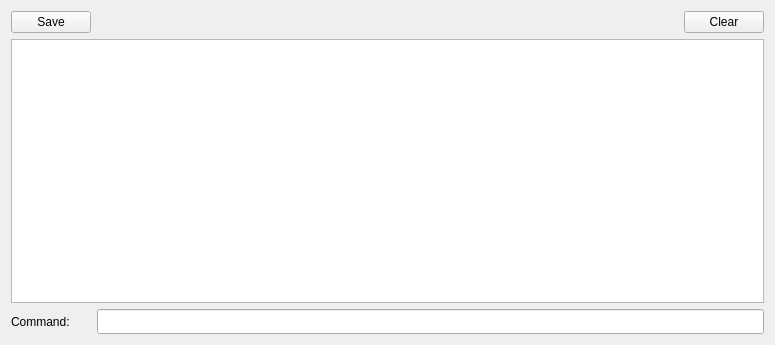
The window that slsDetectorGui/forms/form_tab_messages.ui (slsdetectorgroup/slsDetectorPackage) describes before a commit, drawn with Qt 5.
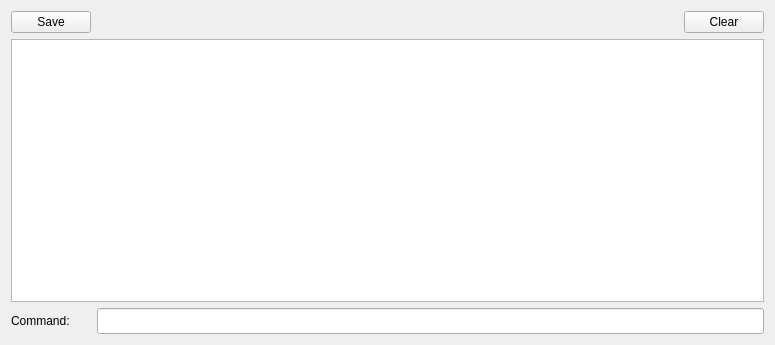
The same window after the commit. Icons and pictures are not drawn.

The edit to the form file:
```diff
--- a/slsDetectorGui/forms/form_tab_messages.ui
+++ b/slsDetectorGui/forms/form_tab_messages.ui
@@ -47,7 +47,13 @@
      <property name="minimumSize">
       <size>
        <width>0</width>
-       <height>25</height>
+       <height>26</height>
+      </size>
+     </property>
+     <property name="maximumSize">
+      <size>
+       <width>16777215</width>
+       <height>28</height>
       </size>
      </property>
      <property name="toolTip">
```
